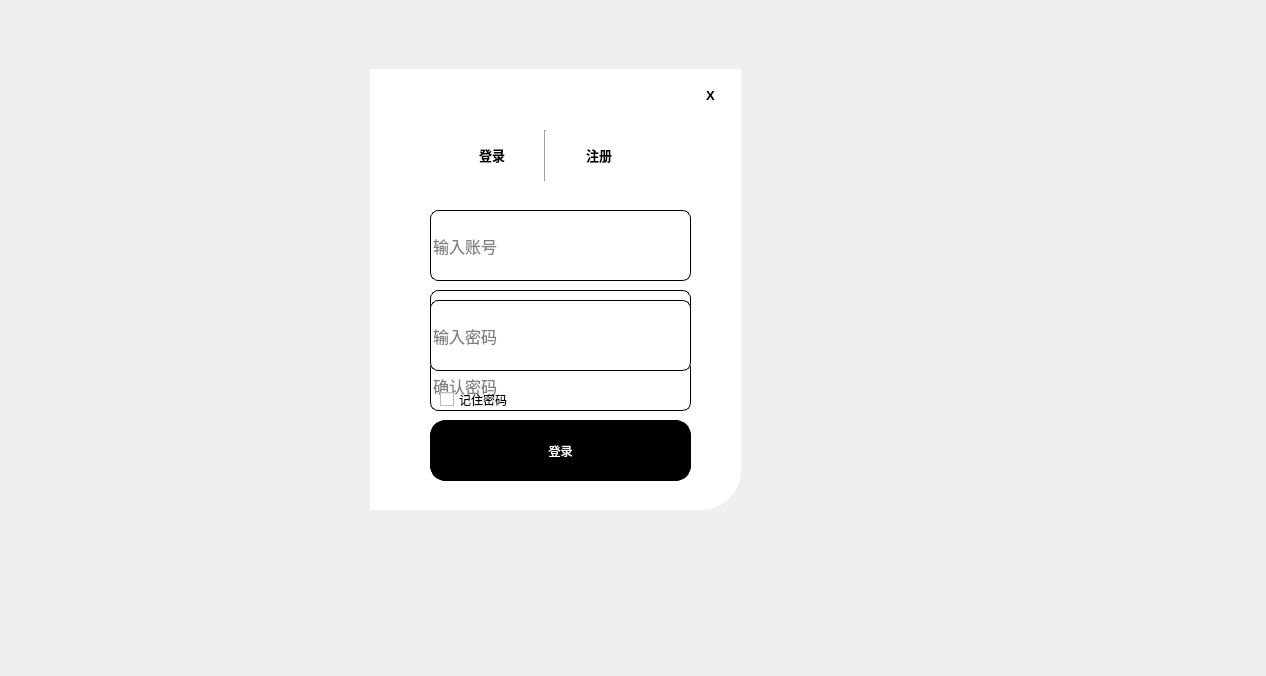
Qt form se_exercise/GUI/login_register.ui (drowning-in-codes/software_engineer) before a commit.
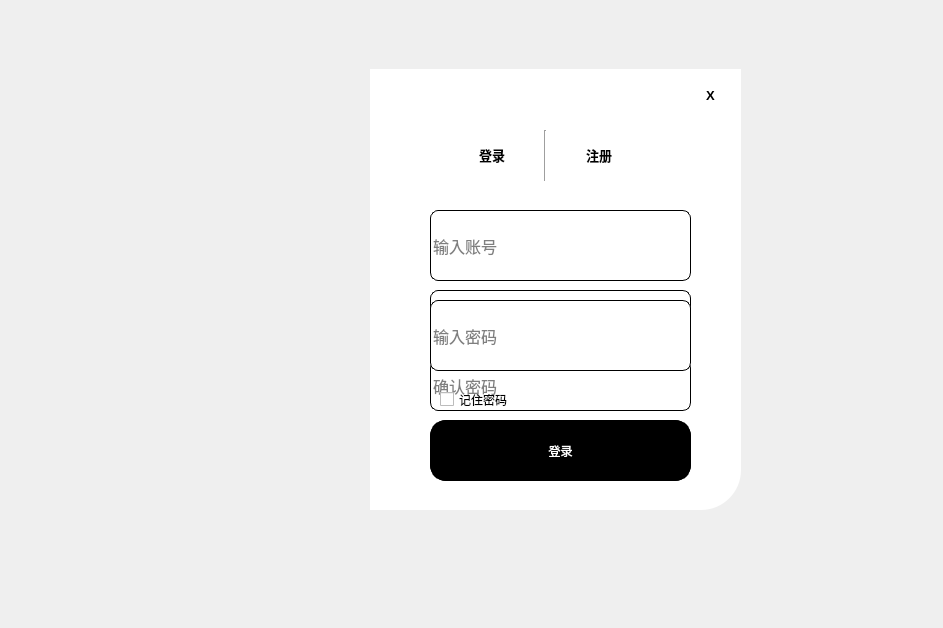
The same form after that commit. Icons and pictures are not drawn.

```diff
--- a/se_exercise/GUI/login_register.ui
+++ b/se_exercise/GUI/login_register.ui
@@ -6,8 +6,8 @@
    <rect>
     <x>0</x>
     <y>0</y>
-    <width>1266</width>
-    <height>676</height>
+    <width>943</width>
+    <height>628</height>
    </rect>
   </property>
   <property name="windowTitle">
```
Left out of the diff: 6 changed lines with no effect on the pictures.
